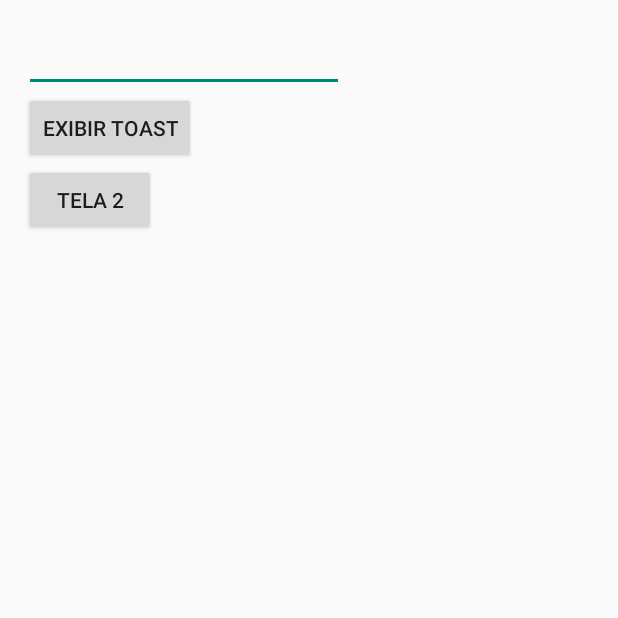
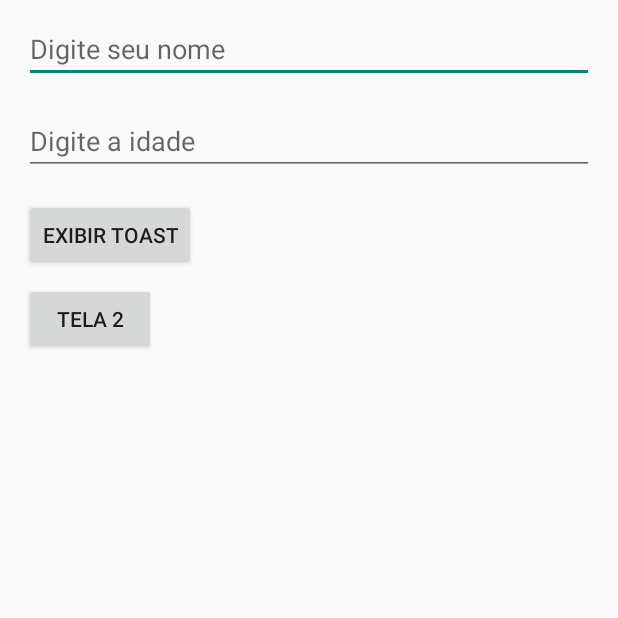
Before and after one commit to AlexDevGame/AndroidOne, an Android app built with Jetpack Compose: the screen it shows after launch (MainActivity), after a tap on "EXIBIR TOAST", on a phone screen of 412 x 824 dp, the top half of it. Run offline under Robolectric (Android 15) with nearby library versions, the phone set to English and light mode, and no system bars.

Commit message:
Activity

```diff
--- a/app/src/main/AndroidManifest.xml
+++ b/app/src/main/AndroidManifest.xml
@@ -13,19 +13,16 @@
         android:theme="@style/Theme.AndroidActivity"
         tools:targetApi="31">
         <activity
-            android:name=".Tela2Activity"
-            android:exported="false" />
-        <activity
             android:name=".MainActivity"
             android:exported="true"
             android:label="@string/app_name"
             android:theme="@style/Theme.AndroidActivity">
             <intent-filter>
                 <action android:name="android.intent.action.MAIN" />
-
                 <category android:name="android.intent.category.LAUNCHER" />
             </intent-filter>
         </activity>
+        <activity android:name=".Tela2Activity"></activity>
     </application>
 
 </manifest>
--- a/app/src/main/java/br/edu/androidactivity/MainActivity.kt
+++ b/app/src/main/java/br/edu/androidactivity/MainActivity.kt
@@ -6,35 +6,41 @@ import android.widget.Button
 import android.widget.EditText
 import android.widget.Toast
 import androidx.activity.ComponentActivity
-import androidx.activity.compose.setContent
-import androidx.activity.enableEdgeToEdge
-import androidx.compose.foundation.layout.fillMaxSize
-import androidx.compose.foundation.layout.padding
-import androidx.compose.material3.Scaffold
-import androidx.compose.material3.Text
-import androidx.compose.runtime.Composable
-import androidx.compose.ui.Modifier
-import androidx.compose.ui.tooling.preview.Preview
-import br.edu.androidactivity.ui.theme.AndroidActivityTheme
 
 class MainActivity : ComponentActivity() {
     override fun onCreate(savedInstanceState: Bundle?) {
         super.onCreate(savedInstanceState)
         setContentView(R.layout.activity_main)
 
-        val edtTexto = findViewById<EditText>(R.id.editTexto)
-        val button = findViewById<Button>(R.id.buttonToast)
+
+        val edtNome = findViewById<EditText>(R.id.editTexto)
+        val edtIdade = findViewById<EditText>(R.id.editIdade)
+        val buttonToast = findViewById<Button>(R.id.buttonToast)
         val buttonTela2 = findViewById<Button>(R.id.buttonTela2)
-        button.setOnClickListener{
-            val texto = edtTexto.text.toString()
-            Toast.makeText(this, texto, Toast.LENGTH_SHORT).show()
-        }
-        buttonTela2.setOnClickListener {
-            val intent = Intent(this, Tela2Activity::class.java)
-            intent.putExtra("nome","Alex")
-            intent.putExtra("idade",48)
-            startActivity(intent)
+
+
+        buttonToast.setOnClickListener {
+
+            val nome = edtNome.text.toString()
+            val idade = edtIdade.text.toString()
+            val mensagem = "Nome: $nome / Idade: $idade"
+            Toast.makeText(this, mensagem, Toast.LENGTH_SHORT).show()
         }
 
+
+        buttonTela2.setOnClickListener {
+
+            val nome = edtNome.text.toString()
+            val idade = edtIdade.text.toString().toIntOrNull()
+            if (nome.isNotBlank() && idade != null) {
+                val intent = Intent(this, Tela2Activity::class.java)
+                intent.putExtra("nome", nome)
+                intent.putExtra("idade", idade)
+                startActivity(intent)
+            } else {
+                Toast.makeText(this, "Digite um nome e uma idade válida.", Toast.LENGTH_SHORT)
+                    .show()
+            }
+        }
     }
 }
--- a/app/src/main/res/layout/activity_main.xml
+++ b/app/src/main/res/layout/activity_main.xml
@@ -5,29 +5,50 @@
     android:layout_width="match_parent"
     android:layout_height="match_parent"
     tools:context=".MainActivity">
+
     <EditText
         android:id="@+id/editTexto"
-        android:layout_width="wrap_content"
+        android:layout_width="0dp"
         android:layout_height="wrap_content"
         android:layout_marginStart="16dp"
-        android:layout_marginTop="16dp"
+        android:layout_marginEnd="16dp"
+        android:layout_marginTop="10dp"
+        android:hint="Digite seu nome"
         android:ems="10"
         android:inputType="textPersonName"
         app:layout_constraintStart_toStartOf="parent"
+        app:layout_constraintEnd_toEndOf="parent"
         app:layout_constraintTop_toTopOf="parent" />
+
+    <EditText
+        android:id="@+id/editIdade"
+        android:layout_width="0dp"
+        android:layout_height="wrap_content"
+        android:layout_marginStart="16dp"
+        android:layout_marginEnd="16dp"
+        android:layout_marginTop="16dp"
+        android:ems="10"
+        android:hint="Digite a idade"
+        android:inputType="number"
+        app:layout_constraintStart_toStartOf="parent"
+        app:layout_constraintEnd_toEndOf="parent"
+        app:layout_constraintTop_toBottomOf="@+id/editTexto" />
+
     <Button
         android:id="@+id/buttonToast"
         android:layout_width="wrap_content"
         android:layout_height="wrap_content"
-        android:text="@string/main_button_toast"
+        android:layout_marginTop="16dp"
+        android:text="Exibir Toast"
         app:layout_constraintStart_toStartOf="@+id/editTexto"
-        app:layout_constraintTop_toBottomOf="@+id/editTexto" />
+        app:layout_constraintTop_toBottomOf="@+id/editIdade" />
 
     <Button
         android:id="@+id/buttonTela2"
         android:layout_width="wrap_content"
         android:layout_height="wrap_content"
-        android:text="@string/button_tela2"
+        android:layout_marginTop="8dp"
+        android:text="Tela 2"
         app:layout_constraintStart_toStartOf="@+id/buttonToast"
         app:layout_constraintTop_toBottomOf="@+id/buttonToast" />
 </androidx.constraintlayout.widget.ConstraintLayout>
```
Also changed, not shown: app/src/main/java/br/edu/androidactivity/Tela2Activity.kt (+13 -7 lines).
